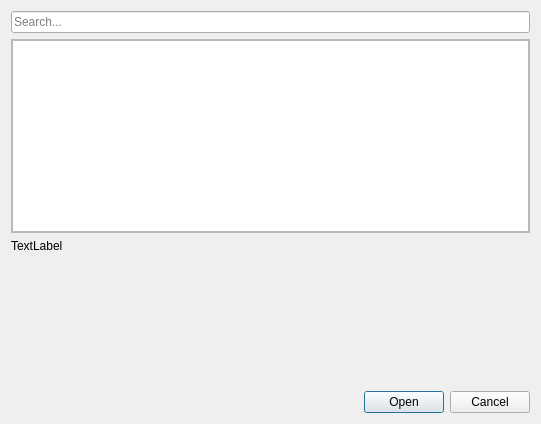
Old version of the form cc3d/player5/Plugins/ViewManagerPlugins/ui_demo_browser.ui in the repository CompuCell3D/cc3d-player5.
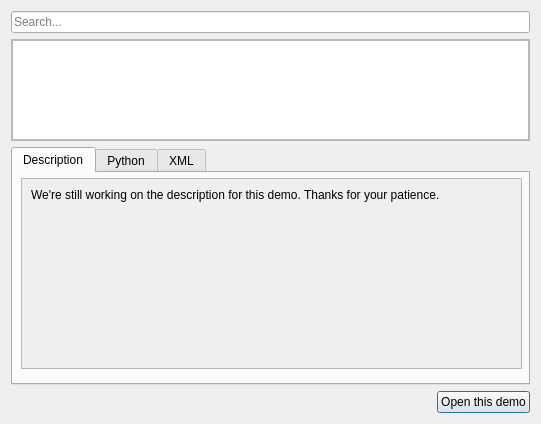
New version of the form.

Commit message: Added demo preview and demo open button

Patch:
```diff
--- a/cc3d/player5/Plugins/ViewManagerPlugins/ui_demo_browser.ui
+++ b/cc3d/player5/Plugins/ViewManagerPlugins/ui_demo_browser.ui
@@ -28,6 +28,12 @@
      </item>
      <item>
       <widget class="QScrollArea" name="demoResultsScrollArea">
+       <property name="sizePolicy">
+        <sizepolicy hsizetype="Expanding" vsizetype="Preferred">
+         <horstretch>0</horstretch>
+         <verstretch>3</verstretch>
+        </sizepolicy>
+       </property>
        <property name="widgetResizable">
         <bool>true</bool>
        </property>
@@ -37,7 +43,7 @@
           <x>0</x>
           <y>0</y>
           <width>519</width>
-          <height>192</height>
+          <height>99</height>
          </rect>
         </property>
         <layout class="QHBoxLayout" name="horizontalLayout_2">
@@ -54,44 +60,239 @@
           <number>0</number>
          </property>
          <item>
-          <widget class="QListView" name="demoListView"/>
+          <widget class="QListView" name="demoListView">
+           <property name="sizePolicy">
+            <sizepolicy hsizetype="Expanding" vsizetype="Expanding">
+             <horstretch>0</horstretch>
+             <verstretch>0</verstretch>
+            </sizepolicy>
+           </property>
+          </widget>
          </item>
         </layout>
        </widget>
       </widget>
      </item>
      <item>
-      <widget class="QLabel" name="demoDescriptionLabel">
+      <widget class="QTabWidget" name="demoTabView">
+       <property name="sizePolicy">
+        <sizepolicy hsizetype="Expanding" vsizetype="Expanding">
+         <horstretch>0</horstretch>
+         <verstretch>7</verstretch>
+        </sizepolicy>
+       </property>
+       <property name="currentIndex">
+        <number>0</number>
+       </property>
+       <widget class="QWidget" name="descriptionTab">
+        <attribute name="title">
+         <string>Description</string>
+        </attribute>
+        <widget class="QScrollArea" name="scrollArea1">
+         <property name="geometry">
+          <rect>
+           <x>8</x>
+           <y>5</y>
+           <width>501</width>
+           <height>191</height>
+          </rect>
+         </property>
+         <property name="sizePolicy">
+          <sizepolicy hsizetype="Expanding" vsizetype="Expanding">
+           <horstretch>10</horstretch>
+           <verstretch>10</verstretch>
+          </sizepolicy>
+         </property>
+         <property name="widgetResizable">
+          <bool>true</bool>
+         </property>
+         <widget class="QWidget" name="scrollAreaWidgetContents_4">
+          <property name="geometry">
+           <rect>
+            <x>0</x>
+            <y>0</y>
+            <width>499</width>
+            <height>189</height>
+           </rect>
+          </property>
+          <property name="sizePolicy">
+           <sizepolicy hsizetype="Expanding" vsizetype="Expanding">
+            <horstretch>0</horstretch>
+            <verstretch>0</verstretch>
+           </sizepolicy>
+          </property>
+          <layout class="QHBoxLayout" name="horizontalLayout">
+           <item>
+            <widget class="QLabel" name="descriptionLabel">
+             <property name="sizePolicy">
+              <sizepolicy hsizetype="Expanding" vsizetype="Expanding">
+               <horstretch>0</horstretch>
+               <verstretch>0</verstretch>
+              </sizepolicy>
+             </property>
+             <property name="text">
+              <string>We're still working on the description for this demo. Thanks for your patience.</string>
+             </property>
+             <property name="alignment">
+              <set>Qt::AlignLeading|Qt::AlignLeft|Qt::AlignTop</set>
+             </property>
+            </widget>
+           </item>
+          </layout>
+         </widget>
+        </widget>
+       </widget>
+       <widget class="QWidget" name="pythonPreviewTab">
+        <attribute name="title">
+         <string>Python</string>
+        </attribute>
+        <widget class="QScrollArea" name="scrollArea2">
+         <property name="geometry">
+          <rect>
+           <x>8</x>
+           <y>5</y>
+           <width>501</width>
+           <height>191</height>
+          </rect>
+         </property>
+         <property name="sizePolicy">
+          <sizepolicy hsizetype="Expanding" vsizetype="Expanding">
+           <horstretch>10</horstretch>
+           <verstretch>10</verstretch>
+          </sizepolicy>
+         </property>
+         <property name="widgetResizable">
+          <bool>true</bool>
+         </property>
+         <widget class="QWidget" name="scrollAreaWidgetContents_2">
+          <property name="geometry">
+           <rect>
+            <x>0</x>
+            <y>0</y>
+            <width>499</width>
+            <height>189</height>
+           </rect>
+          </property>
+          <property name="sizePolicy">
+           <sizepolicy hsizetype="Expanding" vsizetype="Expanding">
+            <horstretch>0</horstretch>
+            <verstretch>0</verstretch>
+           </sizepolicy>
+          </property>
+          <layout class="QHBoxLayout" name="horizontalLayout">
+           <item>
+            <widget class="QLabel" name="pythonPreviewLabel">
+             <property name="sizePolicy">
+              <sizepolicy hsizetype="Expanding" vsizetype="Expanding">
+               <horstretch>0</horstretch>
+               <verstretch>0</verstretch>
+              </sizepolicy>
+             </property>
+             <property name="text">
+              <string>This demo has no Python Steppables file.</string>
+             </property>
+             <property name="alignment">
+              <set>Qt::AlignLeading|Qt::AlignLeft|Qt::AlignTop</set>
+             </property>
+            </widget>
+           </item>
+          </layout>
+         </widget>
+        </widget>
+       </widget>
+       <widget class="QWidget" name="xmlPreviewTab">
+        <attribute name="title">
+         <string>XML</string>
+        </attribute>
+        <widget class="QScrollArea" name="scrollArea3">
+         <property name="geometry">
+          <rect>
+           <x>0</x>
+           <y>0</y>
+           <width>501</width>
+           <height>191</height>
+          </rect>
+         </property>
+         <property name="sizePolicy">
+          <sizepolicy hsizetype="Expanding" vsizetype="Expanding">
+           <horstretch>10</horstretch>
+           <verstretch>10</verstretch>
+          </sizepolicy>
+         </property>
+         <property name="widgetResizable">
+          <bool>true</bool>
+         </property>
+         <widget class="QWidget" name="scrollAreaWidgetContents_3">
+          <property name="geometry">
+           <rect>
+            <x>0</x>
+            <y>0</y>
+            <width>499</width>
+            <height>189</height>
+           </rect>
+          </property>
+          <property name="sizePolicy">
+           <sizepolicy hsizetype="Expanding" vsizetype="Expanding">
+            <horstretch>0</horstretch>
+            <verstretch>0</verstretch>
+           </sizepolicy>
+          </property>
+          <layout class="QHBoxLayout" name="horizontalLayout">
+           <item>
+            <widget class="QLabel" name="xmlPreviewLabel">
+             <property name="sizePolicy">
+              <sizepolicy hsizetype="Expanding" vsizetype="Expanding">
+               <horstretch>0</horstretch>
+               <verstretch>0</verstretch>
+              </sizepolicy>
+             </property>
+             <property name="text">
+              <string>This demo has no XML files.</string>
+             </property>
+             <property name="alignment">
+              <set>Qt::AlignLeading|Qt::AlignLeft|Qt::AlignTop</set>
+             </property>
+            </widget>
+           </item>
+          </layout>
+         </widget>
+        </widget>
+       </widget>
+      </widget>
+     </item>
+    </layout>
+   </item>
+   <item>
+    <layout class="QHBoxLayout" name="horizontalLayout_4">
+     <item>
+      <widget class="QLabel" name="selectedDemoNameLabel">
        <property name="text">
-        <string>TextLabel</string>
+        <string/>
        </property>
       </widget>
      </item>
      <item>
-      <spacer name="verticalSpacer">
+      <spacer name="horizontalSpacer">
        <property name="orientation">
-        <enum>Qt::Vertical</enum>
+        <enum>Qt::Horizontal</enum>
        </property>
        <property name="sizeHint" stdset="0">
         <size>
-         <width>20</width>
-         <height>40</height>
+         <width>40</width>
+         <height>20</height>
         </size>
        </property>
       </spacer>
      </item>
      <item>
-      <layout class="QHBoxLayout" name="horizontalLayout"/>
+      <widget class="QPushButton" name="openDemoButton">
+       <property name="text">
+        <string>Open this demo</string>
+       </property>
+      </widget>
      </item>
     </layout>
    </item>
-   <item>
-    <widget class="QDialogButtonBox" name="buttonBox">
-     <property name="standardButtons">
-      <set>QDialogButtonBox::Cancel|QDialogButtonBox::Open</set>
-     </property>
-    </widget>
-   </item>
   </layout>
  </widget>
  <resources/>
```
Left out of the diff: 8 changed lines with no effect on the pictures. The commit also changes 6 other files.
